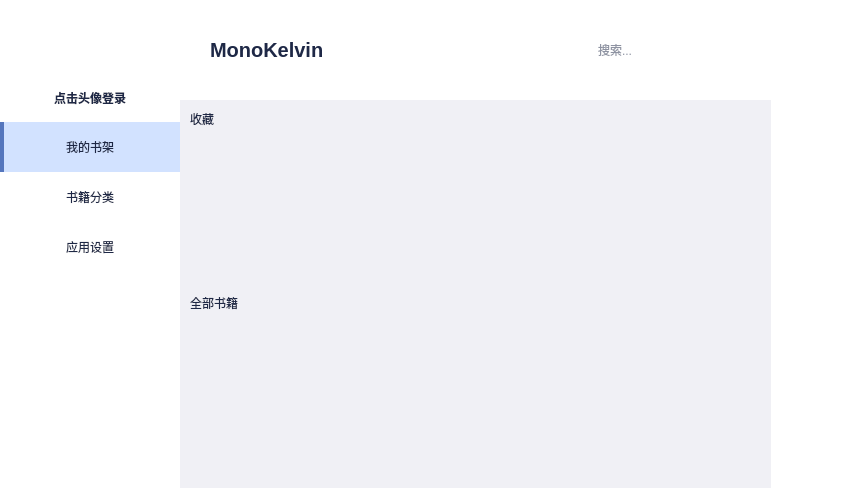
Above: MainWindow.ui from MonoKelvin/BookStudyApp before the change. Below: the same form after it.
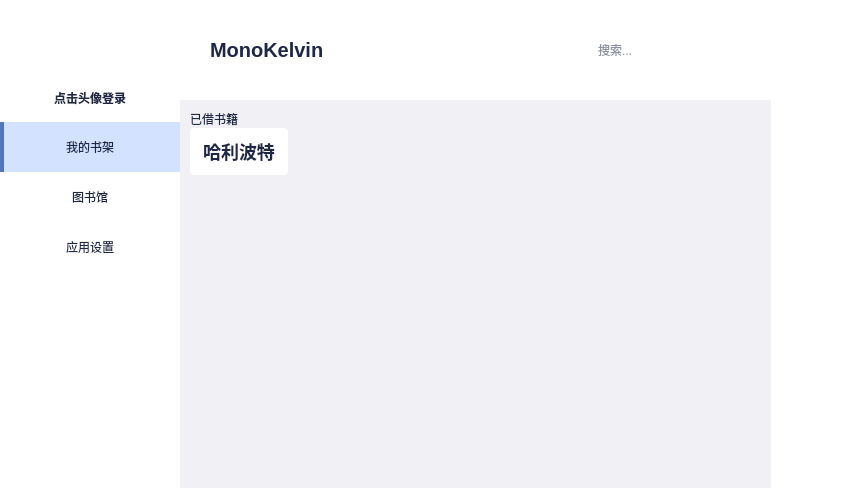
That is the form after the change. The open tabs and pages were chosen to show the change. Icons and pictures are not drawn. Custom widgets are drawn as their Qt base class.

Commit message: 完成借书列表功能

What changed in the file:
```diff
--- a/MainWindow.ui
+++ b/MainWindow.ui
@@ -15,7 +15,7 @@
   </property>
   <property name="styleSheet">
    <string notr="true">/*
-color: rgb(85, 118, 189);
+	color: rgb(85, 118, 189);
 	blue-primary: rgb(85,118,189);
 	blue-active: rgb(68,94,151);
 	border-frame:  rgb(220, 220, 220);
@@ -102,12 +102,48 @@
 	padding-left: 10px;
 }
 
-/* QListWidget */
-
-QListWidget::item
+/* QListView */
+QListWidget
+{
+	font-size: 18px;
+	font-weight: bold;
+}
+QListView::item
 {
 	background-color: rgb(255, 255, 255);
-	border-radius: 8px;
+	color: rgb(30,40,70);
+	border-radius: 4px;
+	border: 0 solid transparent;
+	max-width: 130px;
+	max-height: 220px;
+	padding: 10px;
+}
+QListView::item:hover {
+	padding: 8px;
+    border: 2px solid rgb(85,118,189);
+}
+QListView::item:selected {
+	padding: 8px;
+    border: 2px solid rgb(187,200,228);
+}
+QListView::item:selected:!active {
+	padding: 8px;
+    border: 2px solid #fff;
+}
+QListView::item:selected:active {
+	padding: 8px;
+    border: 2px solid rgb(187,200,228);
+}
+QListView::item:hover {
+	padding: 8px;
+    border: 2px solid rgb(224,227,241);
+}
+
+
+
+#lbBookTitle{
+	font-size: 16px;
+	font-weight: bold;
 }
 
 /* LineEdit */
@@ -363,7 +399,7 @@
       <item>
        <widget class="QPushButton" name="btnBookGarden">
         <property name="text">
-         <string>书籍分类</string>
+         <string>图书馆</string>
         </property>
         <property name="icon">
          <iconset>
@@ -449,18 +485,52 @@
        <item>
         <widget class="QLabel" name="lbCollection">
          <property name="text">
-          <string>收藏</string>
+          <string>已借书籍</string>
          </property>
         </widget>
        </item>
        <item>
-        <widget class="QListView" name="lsCollectionView"/>
-       </item>
-       <item>
-        <widget class="QLabel" name="lbAllBooks">
-         <property name="text">
-          <string>全部书籍</string>
+        <widget class="SimpleBookViewWidget" name="lwLentBooksView">
+         <property name="editTriggers">
+          <set>QAbstractItemView::NoEditTriggers</set>
          </property>
+         <property name="iconSize">
+          <size>
+           <width>130</width>
+           <height>180</height>
+          </size>
+         </property>
+         <property name="verticalScrollMode">
+          <enum>QAbstractItemView::ScrollPerPixel</enum>
+         </property>
+         <property name="horizontalScrollMode">
+          <enum>QAbstractItemView::ScrollPerPixel</enum>
+         </property>
+         <property name="movement">
+          <enum>QListView::Static</enum>
+         </property>
+         <property name="resizeMode">
+          <enum>QListView::Adjust</enum>
+         </property>
+         <property name="spacing">
+          <number>20</number>
+         </property>
+         <property name="viewMode">
+          <enum>QListView::IconMode</enum>
+         </property>
+         <property name="sortingEnabled">
+          <bool>true</bool>
+         </property>
+         <item>
+          <property name="text">
+           <string>哈利波特</string>
+          </property>
+          <property name="icon">
+           <iconset>
+            <normalon>../../../WebDevelopment/WampServer/www/bookstudy_api/book/image/1009257.jpg</normalon>
+           </iconset>
+          </property>
+         </item>
         </widget>
        </item>
        <item>
@@ -712,6 +782,11 @@
    <extends>QLabel</extends>
    <header location="global">Widgets/AvatorWidget.h</header>
   </customwidget>
+  <customwidget>
+   <class>SimpleBookViewWidget</class>
+   <extends>QListWidget</extends>
+   <header location="global">Widgets/SimpleBookViewWidget.h</header>
+  </customwidget>
  </customwidgets>
  <resources/>
  <connections/>
```
Left out of the diff: 7 changed lines with no effect on the pictures. The commit also changes 17 other files.
